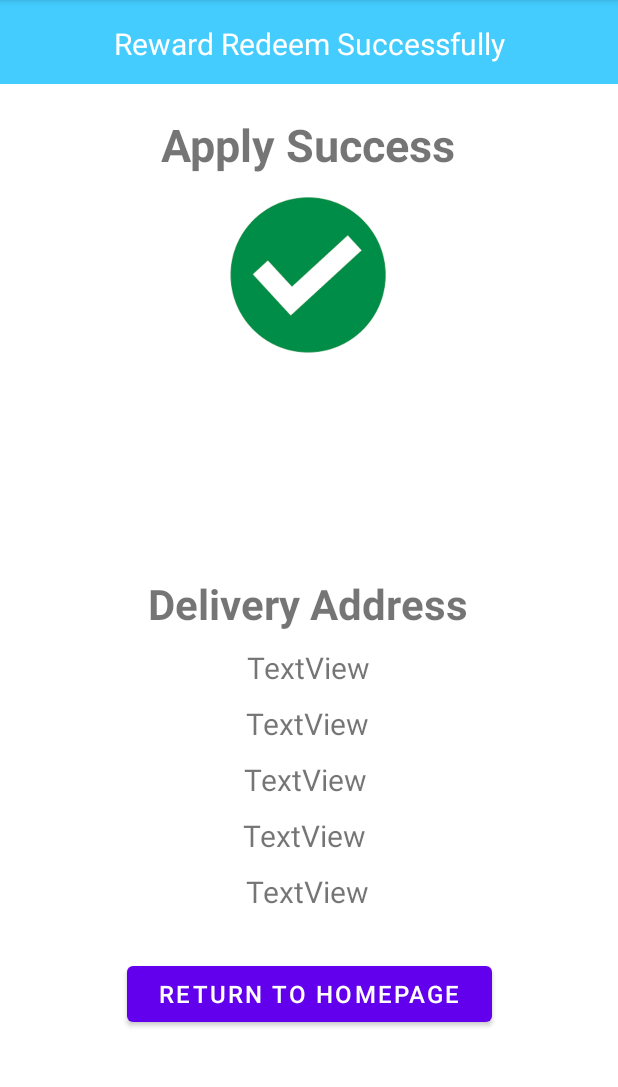
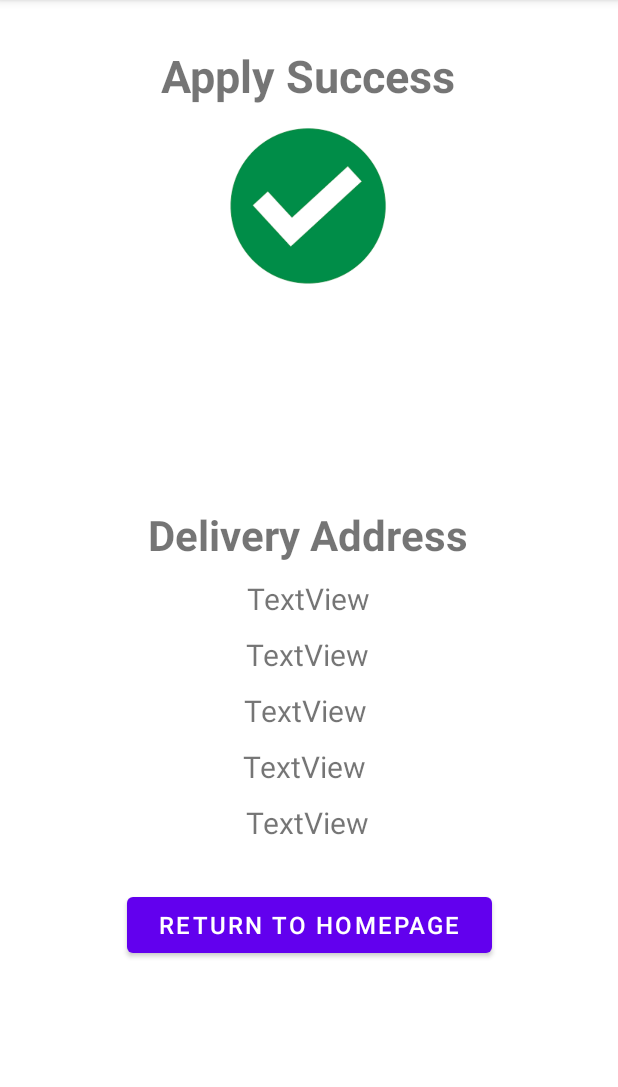
Before and after one commit to Hoshino0127/RewardReferralApp, an Android app: the fragment RewardRedeemSuccessFragment shown on its own in the app's theme, on a phone screen of 412 x 824 dp, the part 84-1171 px from its top. Run offline under Robolectric (Android 15) with nearby library versions, the phone set to English and light mode, and no system bars; our stand-ins replace data binding.

Commit message:
Jiho change some design

```diff
--- a/app/src/main/res/layout/fragment_reward_center.xml
+++ b/app/src/main/res/layout/fragment_reward_center.xml
@@ -2,6 +2,12 @@
 <layout xmlns:android="http://schemas.android.com/apk/res/android"
     xmlns:app="http://schemas.android.com/apk/res-auto"
     xmlns:tools="http://schemas.android.com/tools">
+
+    <androidx.core.widget.NestedScrollView
+        android:layout_width="match_parent"
+        android:layout_height="match_parent"
+        android:fillViewport="true">
+
     <androidx.constraintlayout.widget.ConstraintLayout
         android:layout_width="match_parent"
         android:layout_height="match_parent"
@@ -88,4 +94,5 @@
             app:layout_constraintStart_toStartOf="parent"
             app:layout_constraintTop_toTopOf="@+id/view" />
     </androidx.constraintlayout.widget.ConstraintLayout>
+    </androidx.core.widget.NestedScrollView>
 </layout>
--- a/app/src/main/res/layout/fragment_reward_redeem_success.xml
+++ b/app/src/main/res/layout/fragment_reward_redeem_success.xml
@@ -13,42 +13,18 @@
             android:layout_height="match_parent"
             tools:context=".RewardRedeemSuccess">
 
-            <androidx.appcompat.widget.Toolbar
-                android:id="@+id/toolbar8"
-                android:layout_width="0dp"
-                android:layout_height="wrap_content"
-                android:background="#44CCFF"
-                android:minHeight="?attr/actionBarSize"
-                android:theme="?attr/actionBarTheme"
-                app:layout_constraintEnd_toEndOf="parent"
-                app:layout_constraintHorizontal_bias="0.0"
-                app:layout_constraintStart_toStartOf="parent"
-                app:layout_constraintTop_toTopOf="parent" />
-
-            <TextView
-                android:id="@+id/tvRewardRedeemSuccess"
-                android:layout_width="wrap_content"
-                android:layout_height="wrap_content"
-                android:layout_marginTop="15dp"
-                android:text="Reward Redeem Successfully"
-                android:textColor="@color/white"
-                android:textSize="20sp"
-                app:layout_constraintEnd_toEndOf="parent"
-                app:layout_constraintStart_toStartOf="@+id/toolbar8"
-                app:layout_constraintTop_toTopOf="@+id/toolbar8" />
-
             <TextView
                 android:id="@+id/tvRRSApplySuccessShow"
                 android:layout_width="wrap_content"
                 android:layout_height="wrap_content"
-                android:layout_marginTop="20dp"
+                android:layout_marginTop="30dp"
                 android:text="Apply Success"
                 android:textSize="30sp"
                 android:textStyle="bold"
                 app:layout_constraintEnd_toEndOf="parent"
                 app:layout_constraintHorizontal_bias="0.497"
                 app:layout_constraintStart_toStartOf="parent"
-                app:layout_constraintTop_toBottomOf="@+id/toolbar8" />
+                app:layout_constraintTop_toTopOf="parent" />
 
             <ImageView
                 android:id="@+id/imageView8"
```
